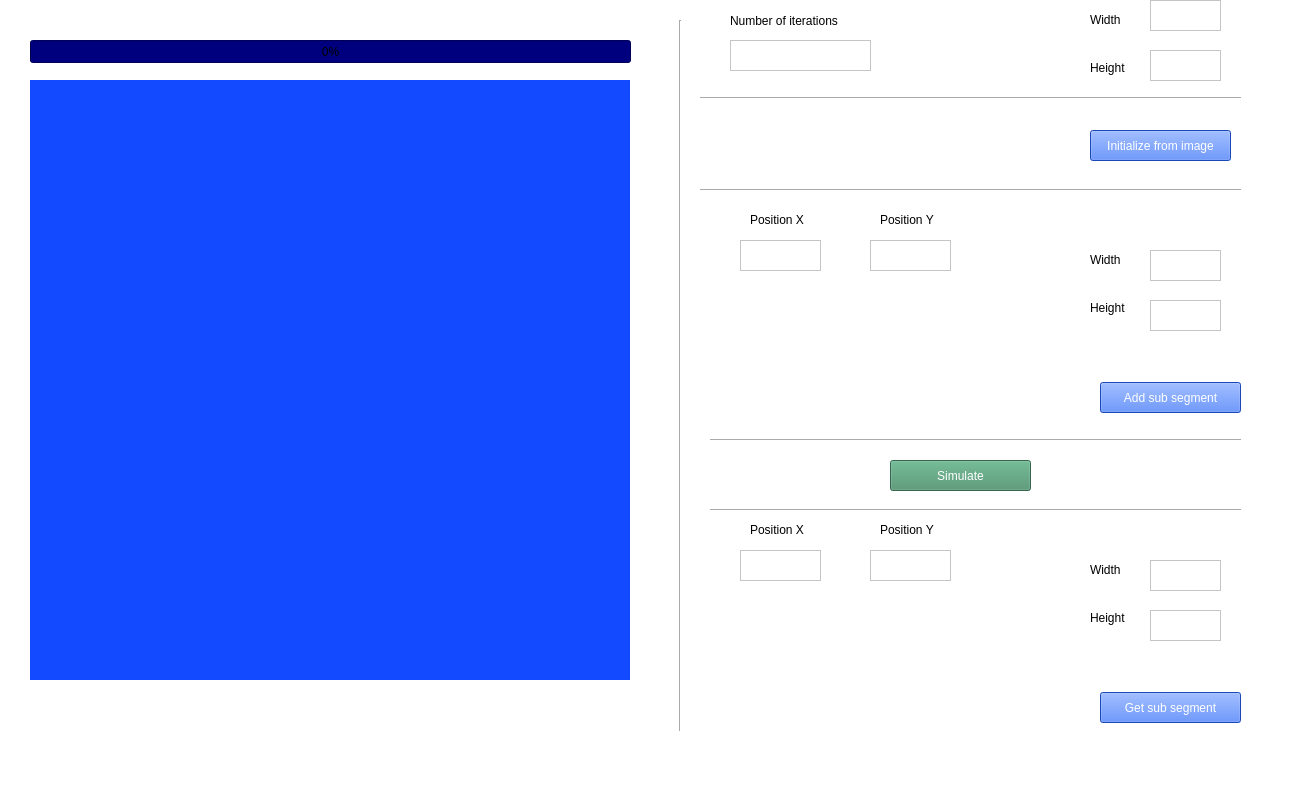
Before: the Qt Designer form mainwindow.ui in chimarry/QtGameOfLife, drawn with Qt 5.
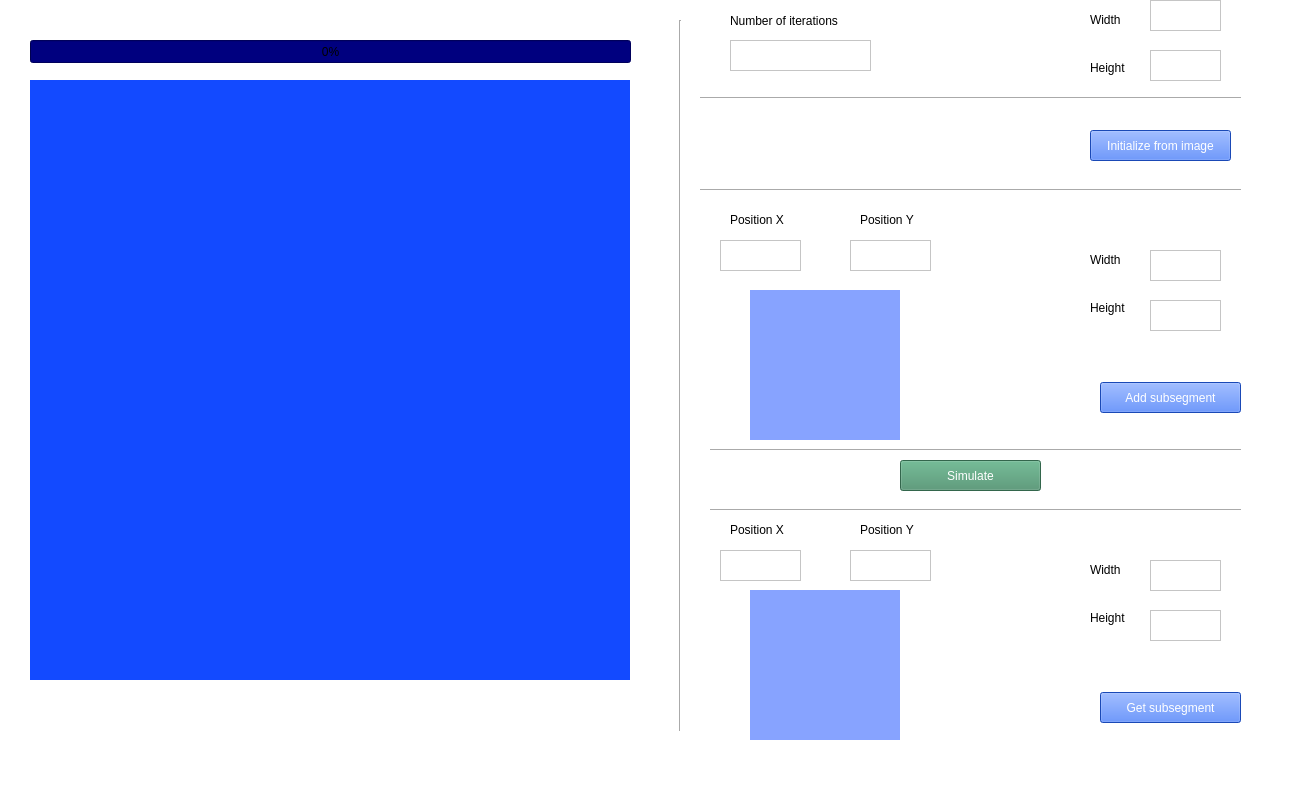
After: the same form once the commit is applied.

What changed in the file:
```diff
--- a/mainwindow.ui
+++ b/mainwindow.ui
@@ -46,7 +46,7 @@
    <widget class="QPushButton" name="simulateButton">
     <property name="geometry">
      <rect>
-      <x>890</x>
+      <x>900</x>
       <y>460</y>
       <width>141</width>
       <height>31</height>
@@ -183,22 +183,28 @@
    <widget class="QTextEdit" name="positionX">
     <property name="geometry">
      <rect>
-      <x>740</x>
+      <x>720</x>
       <y>240</y>
       <width>81</width>
       <height>31</height>
      </rect>
     </property>
+    <property name="styleSheet">
+     <string notr="true">font: 75 11pt &quot;Sitka Text&quot;;</string>
+    </property>
    </widget>
    <widget class="QTextEdit" name="positionY">
     <property name="geometry">
      <rect>
-      <x>870</x>
+      <x>850</x>
       <y>240</y>
       <width>81</width>
       <height>31</height>
      </rect>
     </property>
+    <property name="styleSheet">
+     <string notr="true">font: 75 11pt &quot;Sitka Text&quot;;</string>
+    </property>
    </widget>
    <widget class="QTextEdit" name="width">
     <property name="geometry">
@@ -223,7 +229,7 @@
    <widget class="QLabel" name="label_x">
     <property name="geometry">
      <rect>
-      <x>750</x>
+      <x>730</x>
       <y>210</y>
       <width>61</width>
       <height>20</height>
@@ -239,7 +245,7 @@
    <widget class="QLabel" name="label_x_2">
     <property name="geometry">
      <rect>
-      <x>880</x>
+      <x>860</x>
       <y>210</y>
       <width>71</width>
       <height>20</height>
@@ -287,12 +293,16 @@
    <widget class="QLabel" name="subSegmentLabel">
     <property name="geometry">
      <rect>
-      <x>740</x>
-      <y>300</y>
+      <x>750</x>
+      <y>290</y>
       <width>150</width>
       <height>150</height>
      </rect>
     </property>
+    <property name="styleSheet">
+     <string notr="true">border-color: rgb(58, 51, 255);
+background-color: rgb(135, 163, 255);</string>
+    </property>
     <property name="text">
      <string/>
     </property>
@@ -301,7 +311,7 @@
     <property name="geometry">
      <rect>
       <x>710</x>
-      <y>430</y>
+      <y>440</y>
       <width>531</width>
       <height>20</height>
      </rect>
@@ -325,7 +335,7 @@
 color: rgb(255, 255, 255);</string>
     </property>
     <property name="text">
-     <string>Add sub segment</string>
+     <string>Add subsegment</string>
     </property>
    </widget>
    <widget class="QTextEdit" name="height_2">
@@ -396,7 +406,7 @@
    <widget class="QLabel" name="label_x_3">
     <property name="geometry">
      <rect>
-      <x>880</x>
+      <x>860</x>
       <y>520</y>
       <width>71</width>
       <height>20</height>
@@ -424,18 +434,21 @@
 color: rgb(255, 255, 255);</string>
     </property>
     <property name="text">
-     <string>Get sub segment</string>
+     <string>Get subsegment</string>
     </property>
    </widget>
    <widget class="QTextEdit" name="getSubSegmentPositionY">
     <property name="geometry">
      <rect>
-      <x>870</x>
+      <x>850</x>
       <y>550</y>
       <width>81</width>
       <height>31</height>
      </rect>
     </property>
+    <property name="styleSheet">
+     <string notr="true">font: 75 11pt &quot;Sitka Text&quot;;</string>
+    </property>
    </widget>
    <widget class="QTextEdit" name="getSubSegmentHeight">
     <property name="geometry">
@@ -456,6 +469,10 @@
       <height>150</height>
      </rect>
     </property>
+    <property name="styleSheet">
+     <string notr="true">border-color: rgb(58, 51, 255);
+background-color: rgb(135, 163, 255);</string>
+    </property>
     <property name="text">
      <string/>
     </property>
@@ -463,17 +480,20 @@
    <widget class="QTextEdit" name="getSubSegmentPositionX">
     <property name="geometry">
      <rect>
-      <x>740</x>
+      <x>720</x>
       <y>550</y>
       <width>81</width>
       <height>31</height>
      </rect>
     </property>
+    <property name="styleSheet">
+     <string notr="true">font: 75 11pt &quot;Sitka Text&quot;;</string>
+    </property>
    </widget>
    <widget class="QLabel" name="label_x_4">
     <property name="geometry">
      <rect>
-      <x>750</x>
+      <x>730</x>
       <y>520</y>
       <width>61</width>
       <height>20</height>
```
Left out of the diff: 22 changed lines with no effect on the pictures.
